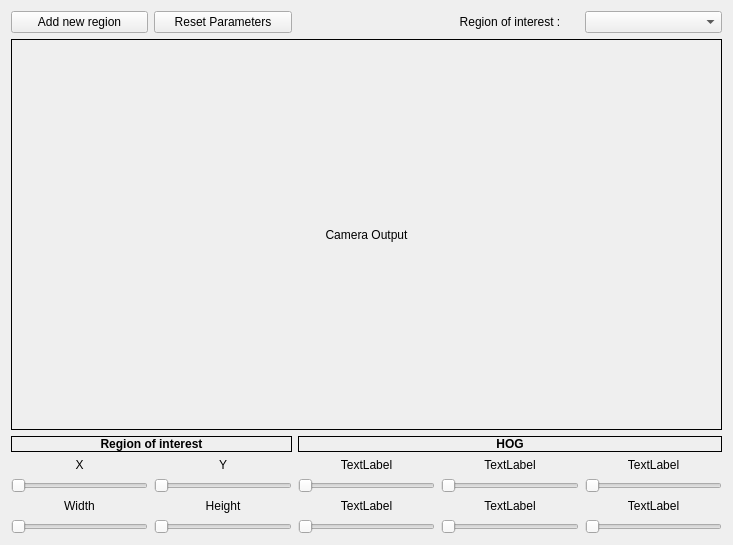
First picture: the form in QtVigil/FeedScreen.ui, repository khaledsalem999/Vigil, before the edit.
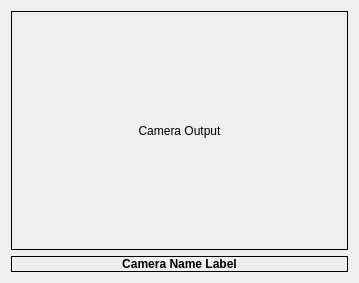
Second picture: the form after the edit.

Patch:
```diff
--- a/QtVigil/FeedScreen.ui
+++ b/QtVigil/FeedScreen.ui
@@ -6,105 +6,15 @@
    <rect>
     <x>0</x>
     <y>0</y>
-    <width>733</width>
-    <height>545</height>
+    <width>359</width>
+    <height>283</height>
    </rect>
   </property>
   <property name="windowTitle">
    <string>FeedScreen</string>
   </property>
   <layout class="QGridLayout" name="gridLayout">
-   <item row="3" column="0">
-    <widget class="QLabel" name="label_5">
-     <property name="sizePolicy">
-      <sizepolicy hsizetype="Preferred" vsizetype="Fixed">
-       <horstretch>0</horstretch>
-       <verstretch>0</verstretch>
-      </sizepolicy>
-     </property>
-     <property name="text">
-      <string>X</string>
-     </property>
-     <property name="alignment">
-      <set>Qt::AlignCenter</set>
-     </property>
-    </widget>
-   </item>
-   <item row="0" column="4">
-    <widget class="QComboBox" name="comboBox"/>
-   </item>
-   <item row="7" column="1">
-    <widget class="QSlider" name="HeightSlider">
-     <property name="orientation">
-      <enum>Qt::Horizontal</enum>
-     </property>
-    </widget>
-   </item>
-   <item row="5" column="1">
-    <widget class="QSlider" name="YSlider">
-     <property name="orientation">
-      <enum>Qt::Horizontal</enum>
-     </property>
-    </widget>
-   </item>
-   <item row="2" column="2" colspan="3">
-    <widget class="QLabel" name="label_4">
-     <property name="font">
-      <font>
-       <weight>75</weight>
-       <bold>true</bold>
-      </font>
-     </property>
-     <property name="autoFillBackground">
-      <bool>true</bool>
-     </property>
-     <property name="frameShape">
-      <enum>QFrame::Box</enum>
-     </property>
-     <property name="text">
-      <string>HOG</string>
-     </property>
-     <property name="alignment">
-      <set>Qt::AlignCenter</set>
-     </property>
-    </widget>
-   </item>
-   <item row="2" column="0" colspan="2">
-    <widget class="QLabel" name="label_3">
-     <property name="sizePolicy">
-      <sizepolicy hsizetype="Preferred" vsizetype="Fixed">
-       <horstretch>0</horstretch>
-       <verstretch>0</verstretch>
-      </sizepolicy>
-     </property>
-     <property name="font">
-      <font>
-       <weight>75</weight>
-       <bold>true</bold>
-      </font>
-     </property>
-     <property name="autoFillBackground">
-      <bool>true</bool>
-     </property>
-     <property name="frameShape">
-      <enum>QFrame::Box</enum>
-     </property>
-     <property name="text">
-      <string>Region of interest</string>
-     </property>
-     <property name="alignment">
-      <set>Qt::AlignCenter</set>
-     </property>
-    </widget>
-   </item>
-   <item row="7" column="3">
-    <widget class="QSlider" name="horizontalSlider_9">
-     <property name="orientation">
-      <enum>Qt::Horizontal</enum>
-     </property>
-    </widget>
-   </item>
-   <item row="1" column="0" colspan="5">
+   <item row="0" column="0" colspan="2">
     <widget class="QLabel" name="FeedView">
      <property name="autoFillBackground">
       <bool>true</bool>
@@ -120,169 +30,28 @@
      </property>
     </widget>
    </item>
-   <item row="0" column="3">
-    <widget class="QLabel" name="label">
-     <property name="text">
-      <string>Region of interest :</string>
-     </property>
-     <property name="alignment">
-      <set>Qt::AlignCenter</set>
-     </property>
-    </widget>
-   </item>
-   <item row="7" column="2">
-    <widget class="QSlider" name="horizontalSlider_8">
-     <property name="orientation">
-      <enum>Qt::Horizontal</enum>
-     </property>
-    </widget>
-   </item>
-   <item row="7" column="0">
-    <widget class="QSlider" name="WidthSlider">
-     <property name="orientation">
-      <enum>Qt::Horizontal</enum>
-     </property>
-    </widget>
-   </item>
-   <item row="0" column="0">
-    <widget class="QPushButton" name="pushButton">
-     <property name="text">
-      <string>Add new region</string>
-     </property>
-    </widget>
-   </item>
-   <item row="0" column="1">
-    <widget class="QPushButton" name="pushButton_2">
-     <property name="text">
-      <string>Reset Parameters</string>
-     </property>
-    </widget>
-   </item>
-   <item row="5" column="4">
-    <widget class="QSlider" name="horizontalSlider_4">
-     <property name="orientation">
-      <enum>Qt::Horizontal</enum>
-     </property>
-    </widget>
-   </item>
-   <item row="5" column="2">
-    <widget class="QSlider" name="horizontalSlider_5">
-     <property name="orientation">
-      <enum>Qt::Horizontal</enum>
-     </property>
-    </widget>
-   </item>
-   <item row="5" column="3">
-    <widget class="QSlider" name="horizontalSlider_3">
-     <property name="orientation">
-      <enum>Qt::Horizontal</enum>
-     </property>
-    </widget>
-   </item>
-   <item row="5" column="0">
-    <widget class="QSlider" name="XSlider">
-     <property name="orientation">
-      <enum>Qt::Horizontal</enum>
-     </property>
-    </widget>
-   </item>
-   <item row="7" column="4">
-    <widget class="QSlider" name="horizontalSlider_10">
-     <property name="orientation">
-      <enum>Qt::Horizontal</enum>
-     </property>
-    </widget>
-   </item>
-   <item row="3" column="4">
-    <widget class="QLabel" name="label_9">
-     <property name="text">
-      <string>TextLabel</string>
-     </property>
-     <property name="alignment">
-      <set>Qt::AlignCenter</set>
-     </property>
-    </widget>
-   </item>
-   <item row="3" column="2">
-    <widget class="QLabel" name="label_7">
-     <property name="text">
-      <string>TextLabel</string>
-     </property>
-     <property name="alignment">
-      <set>Qt::AlignCenter</set>
-     </property>
-    </widget>
-   </item>
-   <item row="3" column="3">
-    <widget class="QLabel" name="label_8">
-     <property name="text">
-      <string>TextLabel</string>
-     </property>
-     <property name="alignment">
-      <set>Qt::AlignCenter</set>
-     </property>
-    </widget>
-   </item>
-   <item row="3" column="1">
-    <widget class="QLabel" name="label_6">
-     <property name="text">
-      <string>Y</string>
-     </property>
-     <property name="alignment">
-      <set>Qt::AlignCenter</set>
-     </property>
-    </widget>
-   </item>
-   <item row="6" column="0">
-    <widget class="QLabel" name="label_10">
+   <item row="1" column="0" colspan="2">
+    <widget class="QLabel" name="CamLabel">
      <property name="sizePolicy">
       <sizepolicy hsizetype="Preferred" vsizetype="Fixed">
        <horstretch>0</horstretch>
        <verstretch>0</verstretch>
       </sizepolicy>
      </property>
-     <property name="text">
-      <string>Width</string>
+     <property name="font">
+      <font>
+       <weight>75</weight>
+       <bold>true</bold>
+      </font>
      </property>
-     <property name="alignment">
-      <set>Qt::AlignCenter</set>
+     <property name="autoFillBackground">
+      <bool>true</bool>
      </property>
-    </widget>
-   </item>
-   <item row="6" column="1">
-    <widget class="QLabel" name="label_11">
-     <property name="text">
-      <string>Height</string>
+     <property name="frameShape">
+      <enum>QFrame::Box</enum>
      </property>
-     <property name="alignment">
-      <set>Qt::AlignCenter</set>
-     </property>
-    </widget>
-   </item>
-   <item row="6" column="2">
-    <widget class="QLabel" name="label_12">
      <property name="text">
-      <string>TextLabel</string>
-     </property>
-     <property name="alignment">
-      <set>Qt::AlignCenter</set>
-     </property>
-    </widget>
-   </item>
-   <item row="6" column="3">
-    <widget class="QLabel" name="label_13">
-     <property name="text">
-      <string>TextLabel</string>
-     </property>
-     <property name="alignment">
-      <set>Qt::AlignCenter</set>
-     </property>
-    </widget>
-   </item>
-   <item row="6" column="4">
-    <widget class="QLabel" name="label_14">
-     <property name="text">
-      <string>TextLabel</string>
+      <string>Camera Name Label</string>
      </property>
      <property name="alignment">
       <set>Qt::AlignCenter</set>
```
